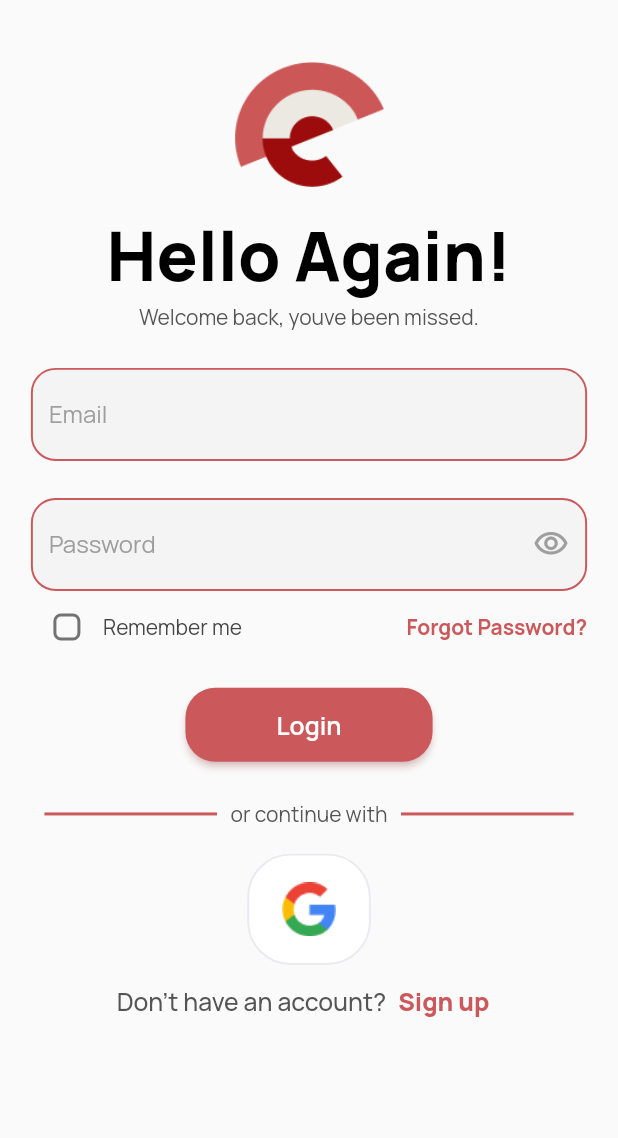
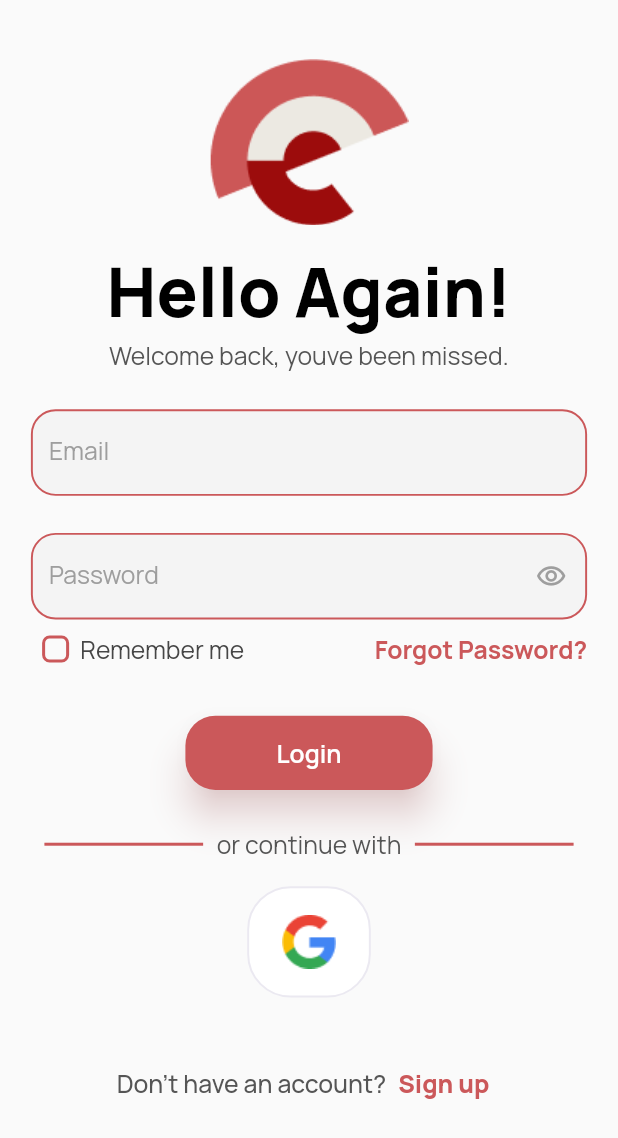
Before and after one commit to Aliza02/E-vent-User, a Flutter app: the screen it shows after launch, on a phone screen of 412 x 824 dp. Shown: the top 1138 px of the screen. Run offline on Flutter 3.47's test engine with Material 2 defaults, Android fonts, the phone set to English and light mode, and no system bars; our stand-ins replace flutter_svg.

Commit message:
login UI complete

```diff
--- a/lib/screens/login.dart
+++ b/lib/screens/login.dart
@@ -24,6 +24,7 @@ class _loginState extends State<login> {
     double width = MediaQuery.of(context).size.width;
     return SafeArea(
       child: Scaffold(
+        resizeToAvoidBottomInset: false,
         backgroundColor: Color(0xFFFAFAFA),
         body: Container(
           padding: EdgeInsets.symmetric(horizontal: width * 0.05),
@@ -35,7 +36,7 @@ class _loginState extends State<login> {
               Container(
                 padding: EdgeInsets.all(0.0),
                 margin: EdgeInsets.fromLTRB(0.0, height * 0.04, 0.0, 0.0),
-                child: logo(width: width, height: height * 0.2),
+                child: logo(width: width, height: height),
               ),
               Container(
                 margin: EdgeInsets.fromLTRB(0.0, height * 0.008, 0.0, 0.0),
@@ -56,22 +57,35 @@ class _loginState extends State<login> {
                     fontFamily: constant.font,
                     fontWeight: FontWeight.w400,
                     color: Color(0xFF555555),
+                    fontSize: width * 0.04,
                   ),
                 ),
               ),
               Container(
+                height: height * 0.07,
                 margin: EdgeInsets.fromLTRB(0.0, height * 0.03, 0.0, 0.0),
                 child: textFormField(title: 'Email'),
               ),
               Container(
+                height: height * 0.07,
                 margin: EdgeInsets.fromLTRB(0.0, height * 0.03, 0.0, 0.0),
                 child: PasswordField(title: 'Password'),
               ),
+              SizedBox(
+                height: height * 0.01,
+              ),
               Row(
-                mainAxisAlignment: MainAxisAlignment.start,
+                // mainAxisAlignment: MainAxisAlignment.start,
                 children: [
-                  Checkbox(
+                  SizedBox(
+                    height: height * 0.01,
+                    width: width * 0.08,
+                    child: Checkbox(
                       activeColor: Color(0xFFCB585A),
+                      side: BorderSide(
+                        color: Color(0xFFCB585A),
+                        width: 2.0,
+                      ),
                       shape: RoundedRectangleBorder(
                         side: BorderSide(
                           color: Color(0xFFCB585A),
@@ -86,13 +100,18 @@ class _loginState extends State<login> {
                         });
                       },
                     ),
-                  Text(
+                  ),
+                  Container(
+                    // margin: EdgeInsets.fromLTRB(0.0, 0.0, 100.0, 0.0),
+                    child: Text(
                       'Remember me',
                       textAlign: TextAlign.start,
                       style: TextStyle(
+                        fontSize: width * 0.04,
                         fontFamily: constant.font,
                         // fontWeight: FontWeight.w700,
                         color: Color(0xFF464646),
+                      ),
                     ),
                   ),
                   Spacer(),
@@ -102,6 +121,7 @@ class _loginState extends State<login> {
                       fontFamily: constant.font,
                       fontWeight: FontWeight.w700,
                       color: Color(0xFFCB585A),
+                      fontSize: width * 0.04,
                     ),
                   ),
                 ],
@@ -109,17 +129,7 @@ class _loginState extends State<login> {
               Container(
                 width: width * 0.4,
                 height: height * 0.06,
-                margin: EdgeInsets.fromLTRB(0.0, height * 0.02, 0.0, 0.0),
-                decoration: BoxDecoration(
-                    // boxShadow: [
-                    //   BoxShadow(
-                    //     color: Color(0xFFCB585A).withOpacity(0.8),
-                    //     spreadRadius: 1,
-                    //     blurRadius: 10,
-                    //     offset: Offset(0, 3),
-                    //   ),
-                    // ],
-                    ),
+                margin: EdgeInsets.fromLTRB(0.0, height * 0.04, 0.0, 0.0),
                 child: button(label: 'Login'),
               ),
               SizedBox(height: height * 0.03),
@@ -140,6 +150,7 @@ class _loginState extends State<login> {
                       color: Color(0xff555555),
                       fontFamily: constant.font,
                       fontWeight: FontWeight.w400,
+                      fontSize: width * 0.04,
                     ),
                   ),
                   Expanded(
@@ -154,6 +165,9 @@ class _loginState extends State<login> {
                 ],
               ),
               googleButton(),
+              SizedBox(
+                height: height * 0.04,
+              ),
               Row(
                 mainAxisAlignment: MainAxisAlignment.center,
                 children: [
--- a/lib/widget/button.dart
+++ b/lib/widget/button.dart
@@ -26,7 +26,8 @@ class _buttonState extends State<button> {
             color: Colors.white,
           )),
       style: ElevatedButton.styleFrom(
-        shadowColor: Color(0xFFCB585A).withOpacity(0.5),
+        elevation: 10.0,
+        shadowColor: Color(0xFFCB585A).withOpacity(0.4),
         backgroundColor: Color(0xFFCB585A),
         shape: RoundedRectangleBorder(
           borderRadius: BorderRadius.circular(20),
--- a/lib/widget/logo.dart
+++ b/lib/widget/logo.dart
@@ -12,8 +12,8 @@ class logo extends StatelessWidget {
   @override
   Widget build(BuildContext context) {
     return Image.asset(
-      width: 100.0,
-      height: 100.0,
+      width: this.width * 0.9,
+      height: this.height * 0.15,
       "assets/images/logo.png",
     );
   }
--- a/lib/widget/passwordfield.dart
+++ b/lib/widget/passwordfield.dart
@@ -29,6 +29,14 @@ class _PasswordFieldState extends State<PasswordField> {
         hintStyle: TextStyle(
           fontFamily: constant.font,
           color: Colors.grey,
+          fontSize: width * 0.04,
+        ),
+        focusedBorder: OutlineInputBorder(
+          borderRadius: BorderRadius.circular(width * 0.04),
+          borderSide: BorderSide(
+            color: Color(0xFFCB585A),
+            width: 1.3,
+          ),
         ),
         enabledBorder: OutlineInputBorder(
           borderRadius: BorderRadius.circular(width * 0.04),
@@ -48,6 +56,7 @@ class _PasswordFieldState extends State<PasswordField> {
                 ? Icons.visibility_outlined
                 : Icons.visibility_off_outlined,
             color: Colors.grey,
+            size: width * 0.05,
           ),
         ),
       ),
--- a/lib/widget/textfield.dart
+++ b/lib/widget/textfield.dart
@@ -24,8 +24,16 @@ class _textFormFieldState extends State<textFormField> {
         filled: true,
         hintText: widget.title,
         hintStyle: TextStyle(
+          fontSize: width * 0.04,
           color: Colors.grey,
           fontFamily: constant.font,
+        ),
+        focusedBorder: OutlineInputBorder(
+          borderRadius: BorderRadius.circular(width * 0.04),
+          borderSide: BorderSide(
+            color: Color(0xFFCB585A),
+            width: 1.3,
+          ),
         ),
         enabledBorder: OutlineInputBorder(
           borderRadius: BorderRadius.circular(width * 0.04),
```
Lines whose indentation alone changed are shown as unchanged.
